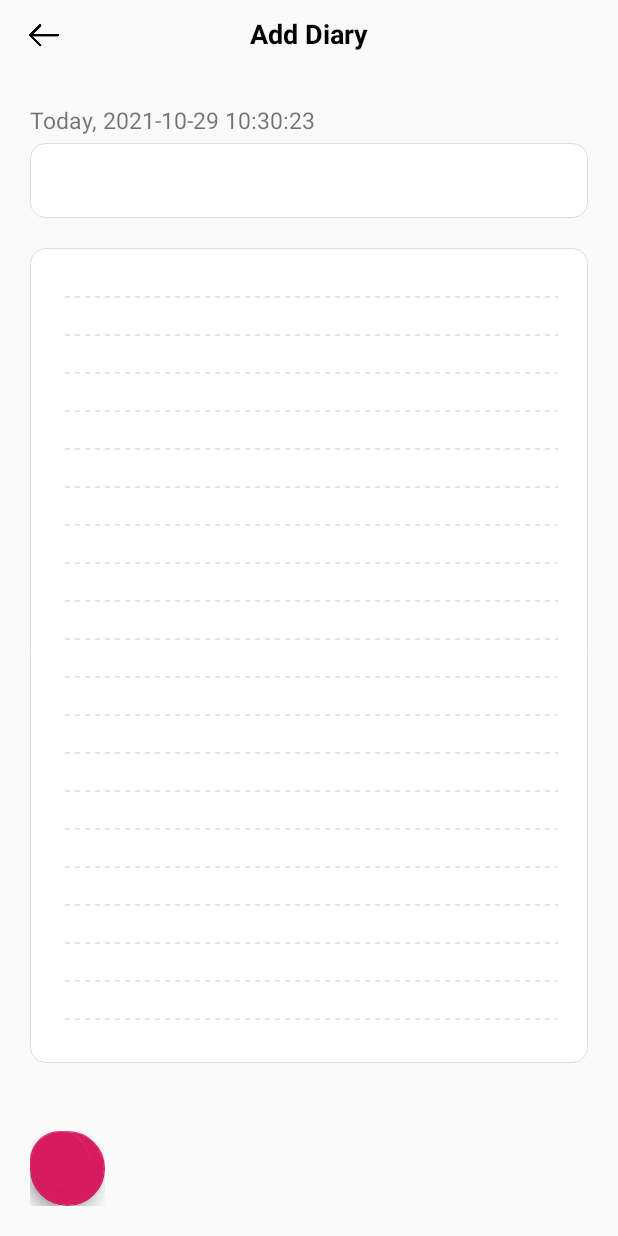
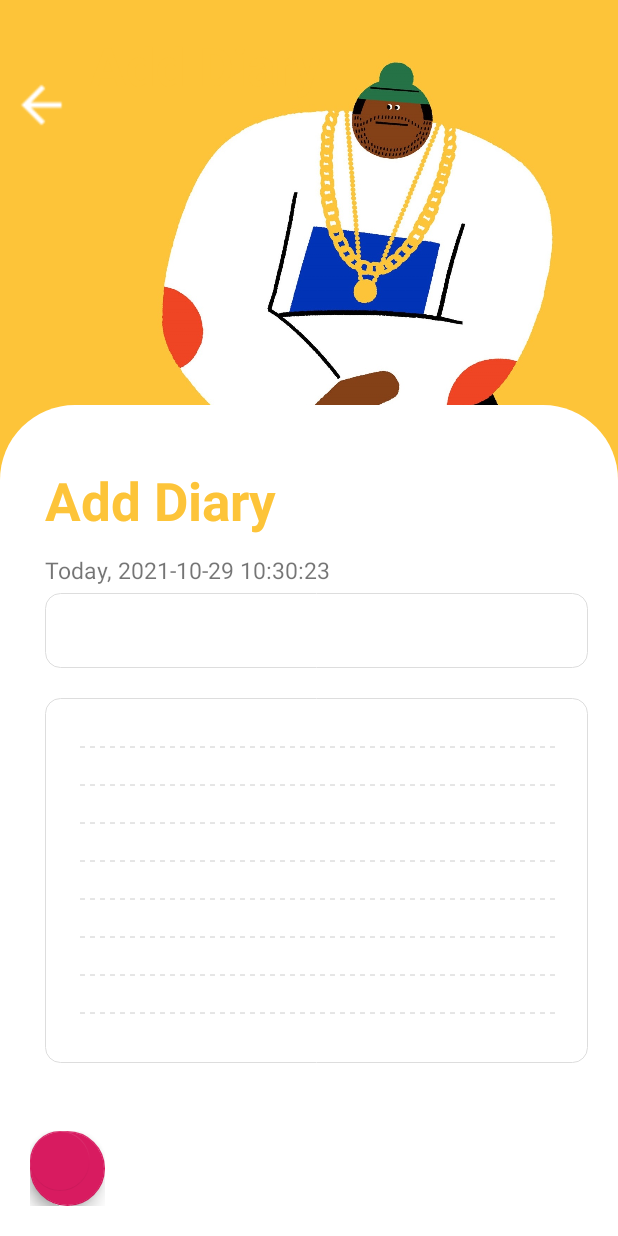
Before and after one commit to Mrsquuuid/MyJournal, an Android app: the AddDiaryActivity screen opened directly, with no data from a screen before it, on a phone screen of 412 x 824 dp. Run offline under Robolectric (Android 15) with nearby library versions, the phone set to English and light mode, and no system bars; our stand-ins replace ButterKnife; libraries missing offline, so code that uses them is left out: cc.trity.floatingactionbutton; plain views replace FloatingActionButton, FloatingActionsMenu; 1 statement that could not run was skipped.

Commit message:
Some update on UI

```diff
--- /dev/null
+++ b/MyDiary/app/src/main/res/drawable/card_background.xml
@@ -0,0 +1,9 @@
+<?xml version="1.0" encoding="utf-8"?>
+<shape xmlns:android="http://schemas.android.com/apk/res/android">
+
+    <solid android:color="#fff" />
+    <corners android:topLeftRadius="50dp"
+        android:topRightRadius="50dp"
+        />
+
+</shape>
--- a/MyDiary/app/src/main/res/layout/activity_add_diary.xml
+++ b/MyDiary/app/src/main/res/layout/activity_add_diary.xml
@@ -4,6 +4,7 @@
               android:layout_width="match_parent"
               android:layout_height="match_parent"
               android:orientation="vertical"
+            android:background="#FDC439"
     >
 
     <include
@@ -16,13 +17,27 @@
         android:paddingTop="20dp"
         android:paddingBottom="20dp"
         android:paddingLeft="20dp"
+        android:background="@drawable/card_background"
+        >
 
-        >
+        <TextView
+            android:layout_width="wrap_content"
+            android:layout_height="wrap_content"
+            android:layout_marginLeft="10dp"
+            android:layout_marginTop="20dp"
+            android:gravity="center_vertical"
+            android:text="Add Diary"
+            android:textColor="#FDC439"
+            android:textSize="35dp"
+            android:textStyle="bold" />
+
         <LinearLayout
             android:layout_width="match_parent"
             android:layout_height="match_parent"
+            android:layout_marginLeft="10dp"
+            android:layout_marginTop="75dp"
+            android:layout_marginRight="20dp"
             android:orientation="vertical"
-            android:paddingRight="20dp"
             >
 
             <TextView
@@ -46,12 +61,11 @@
                 android:minLines="8"
                 android:paddingLeft="20dp"
                 android:paddingRight="20dp"
-                android:scrollbars="vertical"
-                />
+                android:scrollbars="vertical" />
 
             <TextView
                 android:layout_width="match_parent"
-                android:layout_height="20dp"/>
+                android:layout_height="20dp" />
 
             <com.example.mydiary.widget.LinedEditText
                 android:id="@+id/add_diary_et_content"
@@ -65,11 +79,10 @@
                 android:maxLines="10"
                 android:minLines="8"
                 android:paddingLeft="20dp"
+                android:paddingTop="10dp"
                 android:paddingRight="20dp"
-                android:paddingTop="10dp"
                 android:scrollbars="vertical"
-                android:textSize="17sp"
-                />
+                android:textSize="17sp" />
 
             <LinearLayout
                 android:layout_width="match_parent"
--- a/MyDiary/app/src/main/res/layout/activity_forgotpassword.xml
+++ b/MyDiary/app/src/main/res/layout/activity_forgotpassword.xml
@@ -54,7 +54,7 @@
         android:layout_width="300dp"
         android:layout_height="70dp"
         android:layout_marginTop="24dp"
-        android:backgroundTint="#F96060"
+        android:backgroundTint="#FDC439"
         android:background="@drawable/standard_button_bg"
         android:text="Reset Password"
         android:textColor="#ffffff"
--- a/MyDiary/app/src/main/res/layout/activity_login.xml
+++ b/MyDiary/app/src/main/res/layout/activity_login.xml
@@ -68,7 +68,7 @@
         android:layout_width="300dp"
         android:layout_height="70dp"
         android:layout_marginTop="24dp"
-        android:backgroundTint="#F96060"
+        android:backgroundTint="#FDC439"
         android:gravity="center"
         android:text="Login"
         android:textAlignment="center"
@@ -88,7 +88,7 @@
         android:backgroundTint="#ffffff"
         android:background="@drawable/standard_button_bg"
         android:text="Signup"
-        android:textColor="#F96060"
+        android:textColor="#FDC439"
         android:textSize="26sp"
         android:textStyle="bold"
         android:textAlignment="center"
--- a/MyDiary/app/src/main/res/layout/activity_signup.xml
+++ b/MyDiary/app/src/main/res/layout/activity_signup.xml
@@ -82,7 +82,7 @@
         android:layout_width="300dp"
         android:layout_height="70dp"
         android:layout_marginTop="24dp"
-        android:backgroundTint="#F96060"
+        android:backgroundTint="#FDC439"
         android:background="@drawable/standard_button_bg"
         android:text="Register"
         android:textColor="#ffffff"
--- a/MyDiary/app/src/main/res/layout/adapter_voice.xml
+++ b/MyDiary/app/src/main/res/layout/adapter_voice.xml
@@ -16,7 +16,9 @@
         android:gravity="left"
         android:orientation="vertical"
         android:paddingEnd="5dp"
-        android:paddingRight="5dp">
+        android:paddingRight="5dp"
+        android:layout_marginLeft="20dp"
+        android:layout_marginTop="5dp">
 
         <TextView
             android:id="@+id/voice_time"
--- a/MyDiary/app/src/main/res/layout/item_first.xml
+++ b/MyDiary/app/src/main/res/layout/item_first.xml
@@ -5,7 +5,9 @@
               android:layout_height="wrap_content"
               android:orientation="vertical"
               android:paddingRight="10dp"
+              android:paddingLeft="20dp"
               android:background="@color/white"
+
     >
 
 
@@ -15,6 +17,7 @@
         android:orientation="horizontal"
         android:paddingLeft="10.8dp"
         android:background="#ffffff"
+        android:layout_marginLeft="10dp"
         >
 
         <ImageView
--- a/MyDiary/app/src/main/res/layout/item_rv_diary.xml
+++ b/MyDiary/app/src/main/res/layout/item_rv_diary.xml
@@ -5,6 +5,7 @@
               android:layout_height="wrap_content"
               android:orientation="vertical"
               android:paddingRight="10dp"
+              android:paddingLeft="20dp"
               android:background="@color/white"
     >
 
@@ -15,6 +16,7 @@
         android:orientation="horizontal"
         android:paddingLeft="10.8dp"
         android:background="#ffffff"
+        android:layout_marginLeft="10dp"
         >
 
         <ImageView
--- a/MyDiary/app/src/main/res/layout/part_common_title.xml
+++ b/MyDiary/app/src/main/res/layout/part_common_title.xml
@@ -1,9 +1,10 @@
 <?xml version="1.0" encoding="utf-8"?>
 <LinearLayout xmlns:android="http://schemas.android.com/apk/res/android"
-              android:id="@+id/common_title_ll"
-              android:background="#00000000"
+    xmlns:tools="http://schemas.android.com/tools"
+    android:id="@+id/common_title_ll"
+              android:background="@drawable/add_back"
               android:layout_width="match_parent"
-              android:layout_height="45dp"
+              android:layout_height="270dp"
               android:orientation="horizontal">
 
     <ImageView
@@ -11,20 +12,20 @@
         android:paddingLeft="5dp"
         android:layout_width="50dp"
         android:layout_height="40dp"
-        android:layout_gravity="center_vertical"
-        android:src="@drawable/icon_arrow_arrow_left"
+        android:layout_marginTop="50dp"
+        android:src="@drawable/ic_arrow_back_black_24dp"
         />
 
     <TextView
         android:id="@+id/common_tv_title"
-        android:layout_width="0dp"
-        android:layout_height="match_parent"
-        android:layout_gravity="center"
-        android:layout_weight="1"
-        android:gravity="center"
-        android:text="Add Diary"
-        android:textColor="#000000"
-        android:textSize="18sp"
+        android:layout_width="wrap_content"
+        android:layout_height="wrap_content"
+        android:layout_marginLeft="10dp"
+        android:layout_marginTop="20dp"
+        android:gravity="center_vertical"
+        android:text="All Diary"
+        android:textColor="#FDC439"
+        android:textSize="35dp"
         android:textStyle="bold" />
 
     <ImageView
--- a/MyDiary/build.gradle
+++ b/MyDiary/build.gradle
@@ -4,7 +4,7 @@ buildscript {
     repositories {
         google()
         jcenter()
-
+        mavenCentral()
     }
     dependencies {
         classpath 'com.android.tools.build:gradle:3.6.2'
@@ -19,7 +19,7 @@ allprojects {
         maven { url "https://jitpack.io" }
         google()
         jcenter()
-
+        mavenCentral()
     }
 }
 
```
Also changed, not shown: MyDiary/app/src/main/res/layout/activity_diaryhome.xml (+35 -35 lines), MyDiary/app/src/main/res/layout/activity_main.xml (+57 -35 lines), MyDiary/app/src/main/res/layout/activity_update_diary.xml (+20 -6 lines), MyDiary/app/src/main/res/layout/activity_voice_memo.xml (+31 -4 lines), MyDiary/app/src/main/res/layout/layout_picture_selector.xml (+12 -8 lines), MyDiary/app/src/main/res/drawable/add_back.jpg (added), MyDiary/app/src/main/res/drawable/bubble.gif (added).
